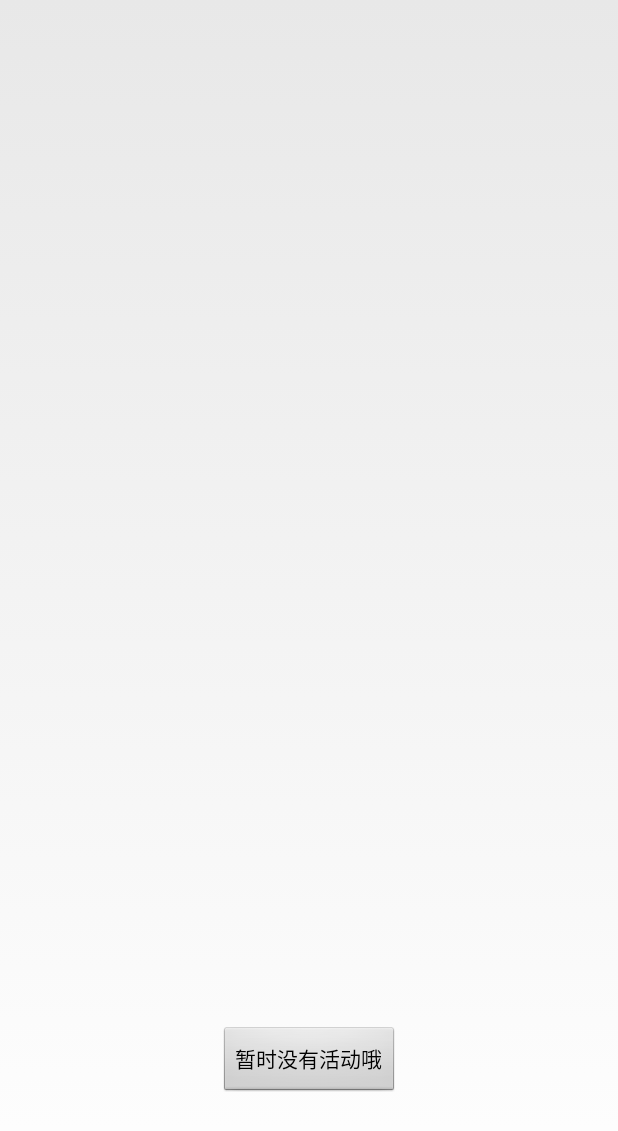
After one commit to tiejiang/The-northeast-specialty-store, an Android app: the layout activity_promotion.xml on its own in the app's theme, with its tools: preview values and no code run, on a phone screen of 412 x 824 dp. The commit adds this screen. Shown: the top 1131 px of the screen. Run offline under Robolectric (Android 15) with nearby library versions, the phone set to English and light mode, and no system bars.

```diff
--- a/build.gradle
+++ b/build.gradle
@@ -6,7 +6,7 @@ android {
 
     defaultConfig {
         applicationId "com.aily.northeastelecstore"
-        minSdkVersion 7
+        minSdkVersion 9
         targetSdkVersion 17
     }
 
--- a/src/main/AndroidManifest.xml
+++ b/src/main/AndroidManifest.xml
@@ -134,6 +134,11 @@
             android:launchMode="singleTop"
             android:theme="@style/AppTheme">
         </activity>
+        <activity
+            android:name="com.aily.northeastelecstore.ui.Order"
+            android:launchMode="singleTop"
+            android:theme="@style/AppTheme">
+        </activity>
     </application>
 
 </manifest>
--- /dev/null
+++ b/src/main/res/layout/activity_promotion.xml
@@ -0,0 +1,15 @@
+<?xml version="1.0" encoding="utf-8"?>
+<RelativeLayout xmlns:android="http://schemas.android.com/apk/res/android"
+    android:layout_width="match_parent"
+    android:layout_height="match_parent">
+
+    <Button
+        android:id="@+id/button"
+        android:layout_width="wrap_content"
+        android:layout_height="wrap_content"
+        android:text="暂时没有活动哦"
+        android:layout_alignParentBottom="true"
+        android:layout_centerHorizontal="true"
+        android:layout_marginBottom="92dp" />
+
+</RelativeLayout>
```
Also changed, not shown: src/main/java/com/aily/northeastelecstore/ui/IndexActivity.java (+42 -2 lines), src/main/java/com/aily/northeastelecstore/ui/Order.java (added, +62 -0 lines), src/main/java/com/aily/northeastelecstore/ui/Promotion.java (added, +62 -0 lines), 33 other files.
